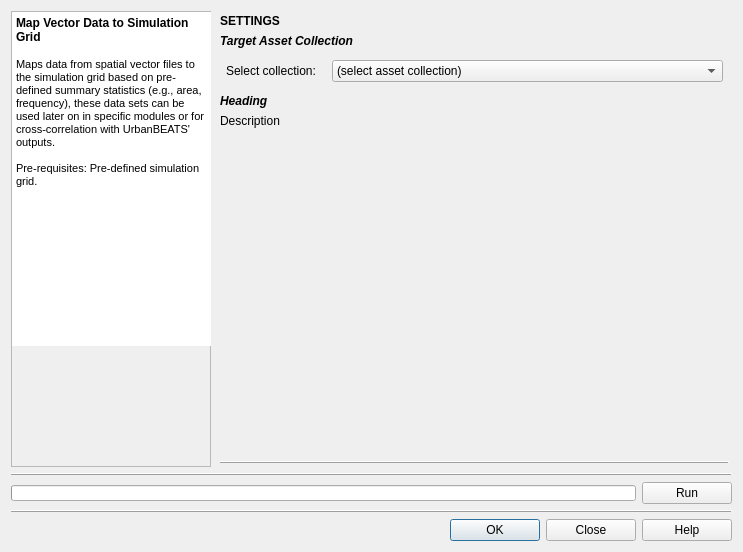
Above: gui/mods_master_guis/mod_mapvector_gui.ui from petermbach/urbanbeats-pss before the change. Below: the same form after it.
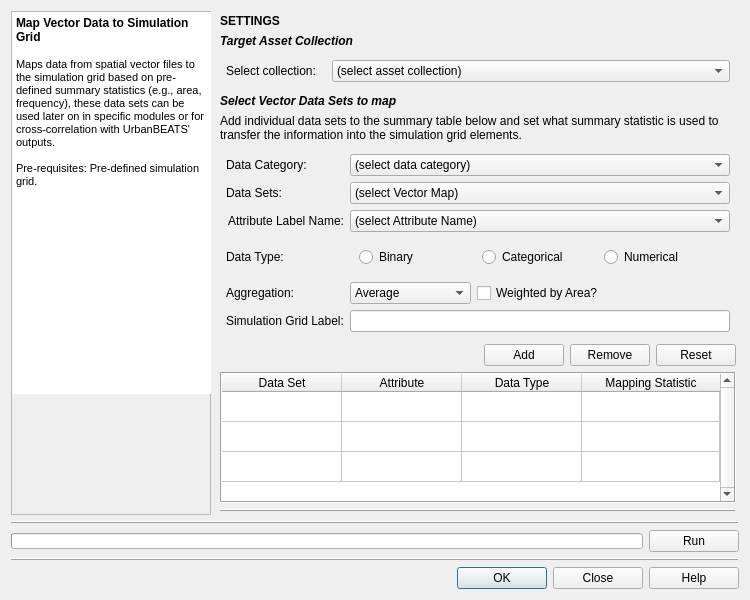
That is the form after the change. Icons and pictures are not drawn.

Commit message: Mockups for Map Raster and Map Vector modules done. Ready for GUI implementation and module implementation.

```diff
--- a/gui/mods_master_guis/mod_mapvector_gui.ui
+++ b/gui/mods_master_guis/mod_mapvector_gui.ui
@@ -6,8 +6,8 @@
    <rect>
     <x>0</x>
     <y>0</y>
-    <width>743</width>
-    <height>552</height>
+    <width>750</width>
+    <height>600</height>
    </rect>
   </property>
   <property name="windowTitle">
@@ -381,7 +381,7 @@
       <item>
        <widget class="QLabel" name="title_2">
         <property name="text">
-         <string>&lt;html&gt;&lt;head/&gt;&lt;body&gt;&lt;p&gt;&lt;span style=&quot; font-weight:600; font-style:italic;&quot;&gt;Heading&lt;/span&gt;&lt;/p&gt;&lt;/body&gt;&lt;/html&gt;</string>
+         <string>&lt;html&gt;&lt;head/&gt;&lt;body&gt;&lt;p&gt;&lt;span style=&quot; font-weight:600; font-style:italic;&quot;&gt;Select Vector Data Sets to map&lt;/span&gt;&lt;/p&gt;&lt;/body&gt;&lt;/html&gt;</string>
         </property>
        </widget>
       </item>
@@ -403,46 +403,399 @@
          <string>Width of the square cell in the city grid in metres</string>
         </property>
         <property name="text">
-         <string>Description</string>
+         <string>Add individual data sets to the summary table below and set what summary statistic is used to transfer the information into the simulation grid elements.</string>
         </property>
         <property name="wordWrap">
          <bool>true</bool>
         </property>
        </widget>
       </item>
+      <item>
+       <widget class="QWidget" name="data_customize_widget" native="true">
+        <layout class="QGridLayout" name="gridLayout_9">
+         <property name="leftMargin">
+          <number>6</number>
+         </property>
+         <property name="topMargin">
+          <number>6</number>
+         </property>
+         <property name="rightMargin">
+          <number>6</number>
+         </property>
+         <property name="bottomMargin">
+          <number>6</number>
+         </property>
+         <item row="2" column="0">
+          <widget class="QLabel" name="dataatt_lbl">
+           <property name="text">
+            <string>&lt;html&gt;&lt;head/&gt;&lt;body&gt;&lt;p align=&quot;right&quot;&gt;Attribute Label Name:&lt;/p&gt;&lt;/body&gt;&lt;/html&gt;</string>
+           </property>
+          </widget>
+         </item>
+         <item row="3" column="0">
+          <widget class="QLabel" name="datatype_lbl">
+           <property name="minimumSize">
+            <size>
+             <width>100</width>
+             <height>0</height>
+            </size>
+           </property>
+           <property name="maximumSize">
+            <size>
+             <width>100</width>
+             <height>16777215</height>
+            </size>
+           </property>
+           <property name="whatsThis">
+            <string>Width of the square cell in the city grid in metres</string>
+           </property>
+           <property name="text">
+            <string>Data Type:</string>
+           </property>
+          </widget>
+         </item>
+         <item row="5" column="0">
+          <widget class="QLabel" name="aggmethod_lbl">
+           <property name="minimumSize">
+            <size>
+             <width>100</width>
+             <height>0</height>
+            </size>
+           </property>
+           <property name="maximumSize">
+            <size>
+             <width>100</width>
+             <height>16777215</height>
+            </size>
+           </property>
+           <property name="whatsThis">
+            <string>Width of the square cell in the city grid in metres</string>
+           </property>
+           <property name="text">
+            <string>Aggregation:</string>
+           </property>
+          </widget>
+         </item>
+         <item row="5" column="2">
+          <widget class="QCheckBox" name="area_weight_check">
+           <property name="text">
+            <string>Weighted by Area?</string>
+           </property>
+          </widget>
+         </item>
+         <item row="5" column="1">
+          <widget class="QComboBox" name="aggmethod_combo">
+           <item>
+            <property name="text">
+             <string>Average</string>
+            </property>
+           </item>
+           <item>
+            <property name="text">
+             <string>Boolean</string>
+            </property>
+           </item>
+           <item>
+            <property name="text">
+             <string>Coverage</string>
+            </property>
+           </item>
+           <item>
+            <property name="text">
+             <string>Max</string>
+            </property>
+           </item>
+           <item>
+            <property name="text">
+             <string>Median</string>
+            </property>
+           </item>
+           <item>
+            <property name="text">
+             <string>Min</string>
+            </property>
+           </item>
+           <item>
+            <property name="text">
+             <string>Mode</string>
+            </property>
+           </item>
+           <item>
+            <property name="text">
+             <string>Range</string>
+            </property>
+           </item>
+          </widget>
+         </item>
+         <item row="2" column="1" colspan="3">
+          <widget class="QComboBox" name="dataatt_combo">
+           <item>
+            <property name="text">
+             <string>(select Attribute Name)</string>
+            </property>
+           </item>
+          </widget>
+         </item>
+         <item row="0" column="0">
+          <widget class="QLabel" name="datacat_lbl">
+           <property name="minimumSize">
+            <size>
+             <width>100</width>
+             <height>0</height>
+            </size>
+           </property>
+           <property name="maximumSize">
+            <size>
+             <width>100</width>
+             <height>16777215</height>
+            </size>
+           </property>
+           <property name="whatsThis">
+            <string>Width of the square cell in the city grid in metres</string>
+           </property>
+           <property name="text">
+            <string>Data Category:</string>
+           </property>
+          </widget>
+         </item>
+         <item row="0" column="1" colspan="3">
+          <widget class="QComboBox" name="datacat_combo">
+           <item>
+            <property name="text">
+             <string>(select data category)</string>
+            </property>
+           </item>
+          </widget>
+         </item>
+         <item row="1" column="0">
+          <widget class="QLabel" name="dataset_lbl">
+           <property name="minimumSize">
+            <size>
+             <width>100</width>
+             <height>0</height>
+            </size>
+           </property>
+           <property name="maximumSize">
+            <size>
+             <width>100</width>
+             <height>16777215</height>
+            </size>
+           </property>
+           <property name="whatsThis">
+            <string>Width of the square cell in the city grid in metres</string>
+           </property>
+           <property name="text">
+            <string>Data Sets:</string>
+           </property>
+          </widget>
+         </item>
+         <item row="1" column="1" colspan="3">
+          <widget class="QComboBox" name="dataset_combo">
+           <item>
+            <property name="text">
+             <string>(select Vector Map)</string>
+            </property>
+           </item>
+          </widget>
+         </item>
+         <item row="6" column="0">
+          <widget class="QLabel" name="simgrid_label_lbl">
+           <property name="text">
+            <string>&lt;html&gt;&lt;head/&gt;&lt;body&gt;&lt;p&gt;Simulation Grid Label:&lt;/p&gt;&lt;/body&gt;&lt;/html&gt;</string>
+           </property>
+          </widget>
+         </item>
+         <item row="6" column="1" colspan="3">
+          <widget class="QLineEdit" name="simgrid_label_line">
+           <property name="text">
+            <string/>
+           </property>
+          </widget>
+         </item>
+         <item row="3" column="1" colspan="3">
+          <widget class="QWidget" name="datatype_widget" native="true">
+           <layout class="QHBoxLayout" name="horizontalLayout_4">
+            <item>
+             <widget class="QRadioButton" name="binary_radio">
+              <property name="text">
+               <string>Binary</string>
+              </property>
+             </widget>
+            </item>
+            <item>
+             <widget class="QRadioButton" name="categorical_radio">
+              <property name="text">
+               <string>Categorical</string>
+              </property>
+             </widget>
+            </item>
+            <item>
+             <widget class="QRadioButton" name="numerical_radio">
+              <property name="text">
+               <string>Numerical</string>
+              </property>
+             </widget>
+            </item>
+           </layout>
+          </widget>
+         </item>
+        </layout>
+       </widget>
+      </item>
       <item>
        <widget class="QWidget" name="widget_2" native="true">
-        <layout class="QGridLayout" name="gridLayout_8">
+        <layout class="QHBoxLayout" name="horizontalLayout_3">
          <property name="leftMargin">
-          <number>6</number>
+          <number>0</number>
          </property>
          <property name="topMargin">
-          <number>6</number>
+          <number>0</number>
          </property>
          <property name="rightMargin">
-          <number>6</number>
+          <number>0</number>
          </property>
          <property name="bottomMargin">
-          <number>6</number>
+          <number>0</number>
          </property>
-         <property name="verticalSpacing">
-          <number>3</number>
-         </property>
+         <item>
+          <spacer name="horizontalSpacer_2">
+           <property name="orientation">
+            <enum>Qt::Horizontal</enum>
+           </property>
+           <property name="sizeHint" stdset="0">
+            <size>
+             <width>40</width>
+             <height>20</height>
+            </size>
+           </property>
+          </spacer>
+         </item>
+         <item>
+          <widget class="QPushButton" name="add">
+           <property name="toolTip">
+            <string>&lt;html&gt;&lt;head/&gt;&lt;body&gt;&lt;p&gt;Add boundary to the list&lt;/p&gt;&lt;/body&gt;&lt;/html&gt;</string>
+           </property>
+           <property name="text">
+            <string>Add</string>
+           </property>
+           <property name="icon">
+            <iconset resource="../../../../../Dropbox/UrbanBEATS Master Project/graphics/ubeats.qrc">
+             <normaloff>:/icons/add-icon.png</normaloff>:/icons/add-icon.png</iconset>
+           </property>
+          </widget>
+         </item>
+         <item>
+          <widget class="QPushButton" name="remove">
+           <property name="toolTip">
+            <string>&lt;html&gt;&lt;head/&gt;&lt;body&gt;&lt;p&gt;Remove selected table entry from the list&lt;/p&gt;&lt;/body&gt;&lt;/html&gt;</string>
+           </property>
+           <property name="text">
+            <string>Remove</string>
+           </property>
+           <property name="icon">
+            <iconset resource="../../../../../Dropbox/UrbanBEATS Master Project/graphics/ubeats.qrc">
+             <normaloff>:/icons/minus.png</normaloff>:/icons/minus.png</iconset>
+           </property>
+          </widget>
+         </item>
+         <item>
+          <widget class="QPushButton" name="reset">
+           <property name="toolTip">
+            <string>&lt;html&gt;&lt;head/&gt;&lt;body&gt;&lt;p&gt;Remove selected table entry from the list&lt;/p&gt;&lt;/body&gt;&lt;/html&gt;</string>
+           </property>
+           <property name="text">
+            <string>Reset</string>
+           </property>
+           <property name="icon">
+            <iconset resource="../../../../../Dropbox/UrbanBEATS Master Project/graphics/ubeats.qrc">
+             <normaloff>:/icons/Refresh-icon.png</normaloff>:/icons/Refresh-icon.png</iconset>
+           </property>
+          </widget>
+         </item>
         </layout>
        </widget>
       </item>
       <item>
-       <spacer name="verticalSpacer">
-        <property name="orientation">
-         <enum>Qt::Vertical</enum>
+       <widget class="QTableWidget" name="vectordatatable">
+        <property name="frameShape">
+         <enum>QFrame::Box</enum>
         </property>
-        <property name="sizeHint" stdset="0">
-         <size>
-          <width>20</width>
-          <height>40</height>
-         </size>
+        <property name="verticalScrollBarPolicy">
+         <enum>Qt::ScrollBarAlwaysOn</enum>
         </property>
-       </spacer>
+        <property name="editTriggers">
+         <set>QAbstractItemView::NoEditTriggers</set>
+        </property>
+        <property name="showDropIndicator" stdset="0">
+         <bool>false</bool>
+        </property>
+        <property name="dragDropOverwriteMode">
+         <bool>false</bool>
+        </property>
+        <property name="alternatingRowColors">
+         <bool>false</bool>
+        </property>
+        <property name="selectionMode">
+         <enum>QAbstractItemView::SingleSelection</enum>
+        </property>
+        <property name="selectionBehavior">
+         <enum>QAbstractItemView::SelectRows</enum>
+        </property>
+        <property name="sortingEnabled">
+         <bool>true</bool>
+        </property>
+        <property name="rowCount">
+         <number>3</number>
+        </property>
+        <attribute name="horizontalHeaderVisible">
+         <bool>true</bool>
+        </attribute>
+        <attribute name="horizontalHeaderCascadingSectionResizes">
+         <bool>false</bool>
+        </attribute>
+        <attribute name="horizontalHeaderMinimumSectionSize">
+         <number>50</number>
+        </attribute>
+        <attribute name="horizontalHeaderDefaultSectionSize">
+         <number>120</number>
+        </attribute>
+        <attribute name="horizontalHeaderHighlightSections">
+         <bool>false</bool>
+        </attribute>
+        <attribute name="horizontalHeaderStretchLastSection">
+         <bool>true</bool>
+        </attribute>
+        <attribute name="verticalHeaderVisible">
+         <bool>false</bool>
+        </attribute>
+        <row>
+         <property name="text">
+          <string/>
+         </property>
+        </row>
+        <row/>
+        <row/>
+        <column>
+         <property name="text">
+          <string>Data Set</string>
+         </property>
+        </column>
+        <column>
+         <property name="text">
+          <string>Attribute</string>
+         </property>
+        </column>
+        <column>
+         <property name="text">
+          <string>Data Type</string>
+         </property>
+        </column>
+        <column>
+         <property name="text">
+          <string>Mapping Statistic</string>
+         </property>
+        </column>
+       </widget>
       </item>
       <item>
        <widget class="Line" name="line">
```
Left out of the diff: 2 changed lines with no effect on the pictures. The commit also changes 4 other files.
